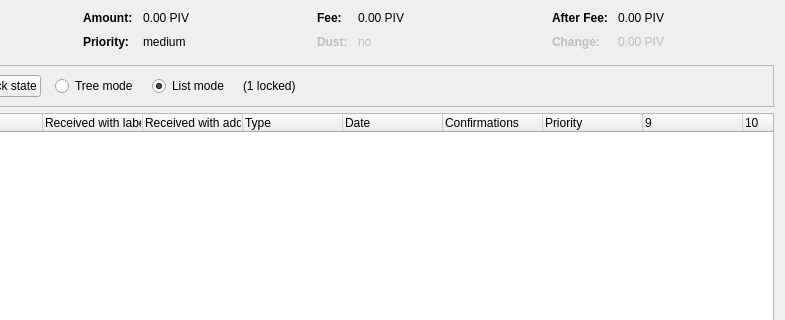
Old version of the form src/qt/forms/coincontroldialog.ui in the repository magnetwork/mag; both pictures show x 169 to 954 and y 0 to 320 of the 954 by 500 pixel window.
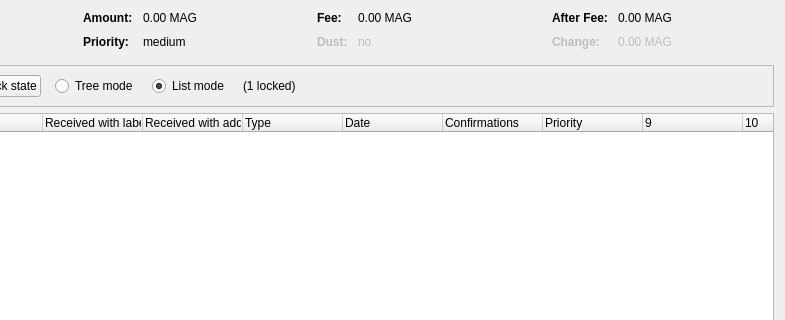
New version of the form. Custom widgets are drawn as their Qt base class.

The edit to the form file:
```diff
--- a/src/qt/forms/coincontroldialog.ui
+++ b/src/qt/forms/coincontroldialog.ui
@@ -132,7 +132,7 @@
           <enum>Qt::ActionsContextMenu</enum>
          </property>
          <property name="text">
-          <string notr="true">0.00 PIV</string>
+          <string notr="true">0.00 MAG</string>
          </property>
          <property name="textInteractionFlags">
           <set>Qt::LinksAccessibleByMouse|Qt::TextSelectableByKeyboard|Qt::TextSelectableByMouse</set>
@@ -206,7 +206,7 @@
           <enum>Qt::ActionsContextMenu</enum>
          </property>
          <property name="text">
-          <string notr="true">0.00 PIV</string>
+          <string notr="true">0.00 MAG</string>
          </property>
          <property name="textInteractionFlags">
           <set>Qt::LinksAccessibleByMouse|Qt::TextSelectableByKeyboard|Qt::TextSelectableByMouse</set>
@@ -286,7 +286,7 @@
           <enum>Qt::ActionsContextMenu</enum>
          </property>
          <property name="text">
-          <string notr="true">0.00 PIV</string>
+          <string notr="true">0.00 MAG</string>
          </property>
          <property name="textInteractionFlags">
           <set>Qt::LinksAccessibleByMouse|Qt::TextSelectableByKeyboard|Qt::TextSelectableByMouse</set>
@@ -321,7 +321,7 @@
           <enum>Qt::ActionsContextMenu</enum>
          </property>
          <property name="text">
-          <string notr="true">0.00 PIV</string>
+          <string notr="true">0.00 MAG</string>
          </property>
          <property name="textInteractionFlags">
           <set>Qt::LinksAccessibleByMouse|Qt::TextSelectableByKeyboard|Qt::TextSelectableByMouse</set>
```
